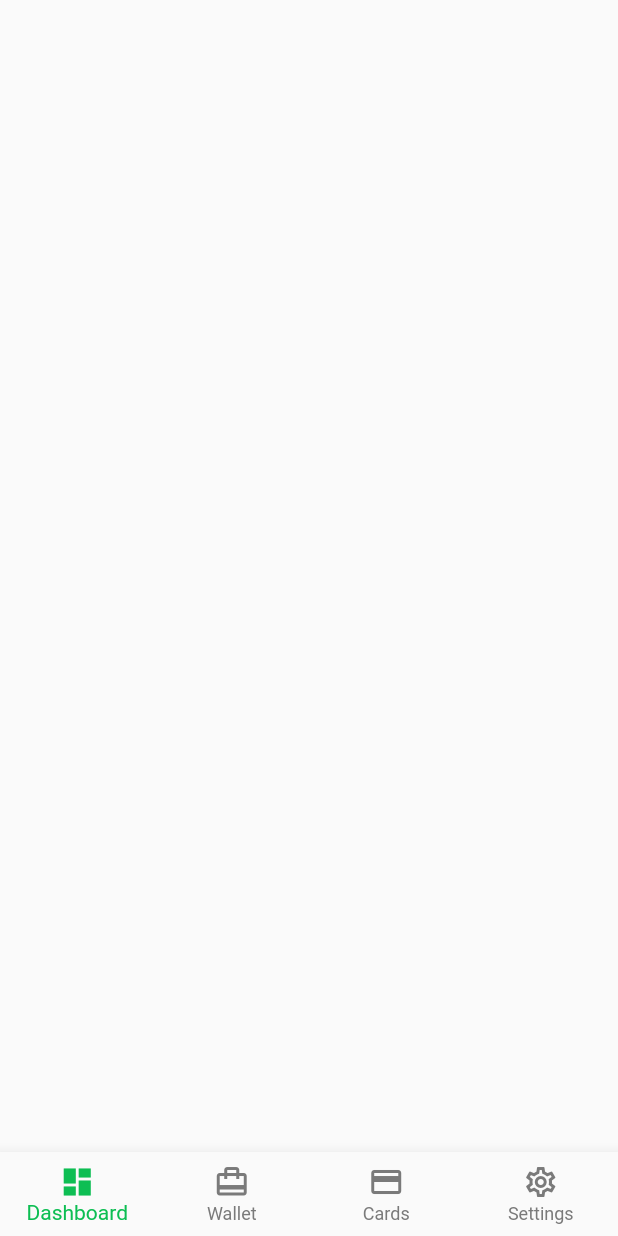
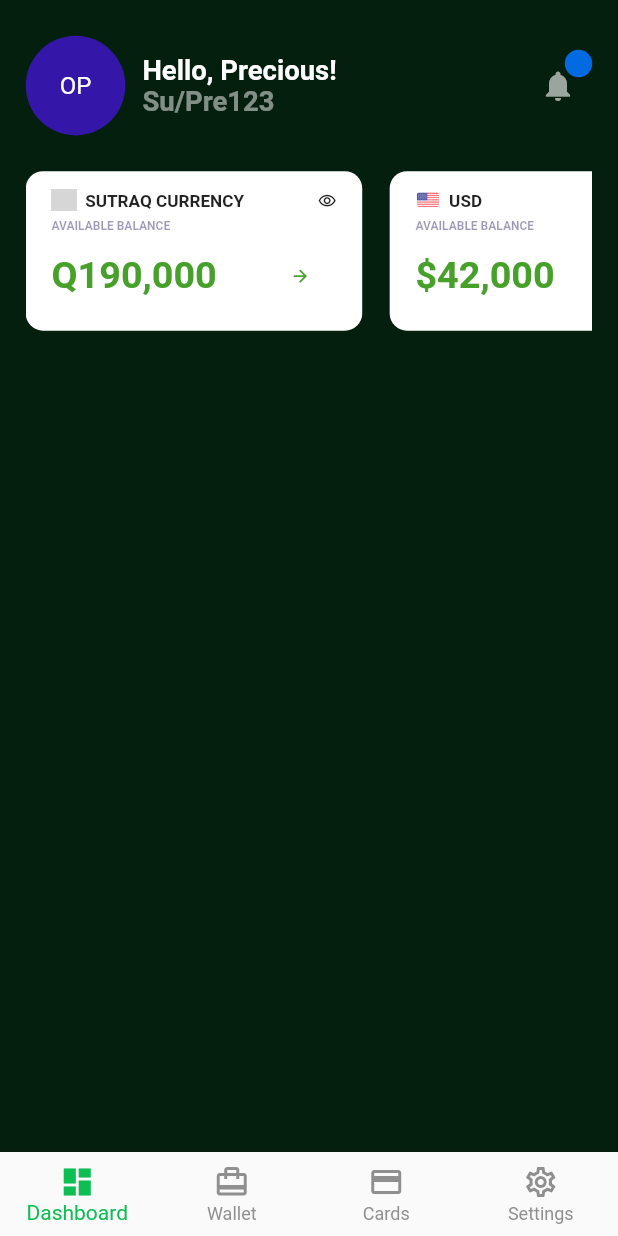
Before and after one commit to Sohag-84/Bank_UI_design, a Flutter app: the BottomNavBarPage screen opened by its route, on a phone screen of 412 x 824 dp. Run offline on Flutter 3.47's test engine with Material 2 defaults, Android fonts, the phone set to English and light mode, and no system bars; our stand-ins replace flutter_screenutil, get; grey boxes are pictures that could not be loaded.

Commit message:
create custom container

```diff
--- a/lib/constant/color.dart
+++ b/lib/constant/color.dart
@@ -1,4 +1,4 @@
-// ignore_for_file: constant_identifier_names
+// ignore_for_file: constant_identifier_names, prefer_const_constructors
 
 import 'package:flutter/material.dart';
 
@@ -24,5 +24,17 @@ class CheckEmailColor {
 
 class BottomNavColor {
   static const Color selectedItemColor = Color(0xFF0DBE53);
-  static const Color unselectedItemColor = Color(0xFF7A7A7A);
+  static Color unselectedItemColor = Color(0xFF7A7A7A).withOpacity(0.84);
 }
+
+class DashboardColor{
+  static const Color bg_color = Color(0xFF051F0E);
+  static const Color containerColor = Colors.white;
+  static const Color textColor = Colors.white;
+  static const Color circleColor = Color(0xFF051F0E);
+  static const Color notificationColor = Color(0xFF046AE1);
+  static const Color sutaraqCurrencyColor = Color(0xFF0A004A);
+  static Color availableBalanceColor = Color(0xFF0A004A).withOpacity(.4);
+  static Color balanceColor = Color(0xFF46A02A);
+  static Color iconColor = Color(0xFF46A02A);
+}
--- a/lib/constant/strings.dart
+++ b/lib/constant/strings.dart
@@ -49,3 +49,10 @@ class EmailCheckText {
 class TipText {
   static const String buttonText = "Got It!";
 }
+
+class DashboardText{
+  static const String welcomeText = "Hello, Precious!";
+  static const String welcomeText2 = "Su/Pre123";
+  static const String surtaqCurrency = "SUTRAQ CURRENCY";
+  static const String availableBalance = "AVAILABLE BALANCE";
+}
--- a/lib/views/dashboard_screen.dart
+++ b/lib/views/dashboard_screen.dart
@@ -1,10 +1,136 @@
+// ignore_for_file: prefer_const_constructors, prefer_const_literals_to_create_immutables
+
+import 'package:bank_ui_design/constant/color.dart';
+import 'package:bank_ui_design/constant/strings.dart';
+import 'package:flutter/cupertino.dart';
 import 'package:flutter/material.dart';
+import 'package:flutter/rendering.dart';
+import 'package:flutter_screenutil/flutter_screenutil.dart';
+
+import '../widgets/custom_container.dart';
 
 class DashboardScreen extends StatelessWidget {
   const DashboardScreen({Key? key}) : super(key: key);
 
   @override
   Widget build(BuildContext context) {
-    return Container();
+    return Scaffold(
+      backgroundColor: DashboardColor.bg_color,
+      body: SafeArea(
+        child: Padding(
+          padding: EdgeInsets.only(left: 15.w, right: 15.w, top: 20.h),
+          child: Column(
+            children: [
+              Row(
+                mainAxisAlignment: MainAxisAlignment.spaceBetween,
+                children: [
+                  SizedBox(
+                    child: Row(
+                      children: [
+                        CircleAvatar(
+                          radius: 29.r,
+                          backgroundColor: Color(0xFF3417A8),
+                          child: Text(
+                            "OP",
+                            style: TextStyle(color: DashboardColor.textColor),
+                          ),
+                        ),
+                        SizedBox(
+                          width: 10.w,
+                        ),
+                        Column(
+                          crossAxisAlignment: CrossAxisAlignment.start,
+                          children: [
+                            Text(
+                              DashboardText.welcomeText,
+                              style: TextStyle(
+                                  color: Colors.white,
+                                  fontSize: 16.sp,
+                                  fontWeight: FontWeight.w600),
+                            ),
+                            Text(
+                              DashboardText.welcomeText2,
+                              style: TextStyle(
+                                  color: Colors.white.withOpacity(0.5),
+                                  fontSize: 16.sp,
+                                  fontWeight: FontWeight.w600),
+                            ),
+                          ],
+                        ),
+                      ],
+                    ),
+                  ),
+                  SizedBox(
+                    height: 40.h,
+                    width: 40.w,
+                    child: SizedBox(
+                      child: Stack(
+                        children: [
+                          Positioned(
+                            child: IconButton(
+                              onPressed: null,
+                              icon: Icon(
+                                Icons.notifications,
+                                color: Colors.white.withOpacity(0.60),
+                              ),
+                            ),
+                          ),
+                          Align(
+                              alignment: Alignment.topRight,
+                              child: CircleAvatar(
+                                radius: 8.r,
+                                backgroundColor:
+                                    DashboardColor.notificationColor,
+                              ))
+                        ],
+                      ),
+                    ),
+                  ),
+                ],
+              ),
+              SizedBox(
+                height: 20.h,
+              ),
+              SizedBox(
+                height: 89.h,
+                child: ListView(
+                  scrollDirection: Axis.horizontal,
+                  children: [
+                    CustomContainer(
+                        image: 'images/splash.png',
+                        title: DashboardText.surtaqCurrency,
+                        balance: 'Q190,000'),
+                    SizedBox(
+                      width: 16.w,
+                    ),
+                    CustomContainer(
+                        image: 'images/usa.png',
+                        title: "USD",
+                        balance: '\$42,000'),
+                    SizedBox(
+                      width: 16.w,
+                    ),
+                    CustomContainer(
+                        image: 'images/bd.png',
+                        title: "BDT",
+                        balance: '৳5190,000'),
+                    SizedBox(
+                      width: 16.w,
+                    ),
+                    CustomContainer(
+                        image: 'images/german.png',
+                        title: DashboardText.surtaqCurrency,
+                        balance: '€230,000'),
+                    SizedBox(
+                      width: 16.w,
+                    ),
+                  ],
+                ),
+              )
+            ],
+          ),
+        ),
+      ),
+    );
   }
 }
--- /dev/null
+++ b/lib/widgets/custom_container.dart
@@ -0,0 +1,103 @@
+// ignore_for_file: prefer_typing_uninitialized_variables, must_be_immutable
+
+import 'package:flutter/material.dart';
+import 'package:flutter_screenutil/flutter_screenutil.dart';
+
+import '../constant/color.dart';
+import '../constant/strings.dart';
+
+class CustomContainer extends StatelessWidget {
+  final image;
+  String title;
+  String balance;
+  CustomContainer(
+      {Key? key,
+      required this.image,
+      required this.title,
+      required this.balance})
+      : super(key: key);
+
+  @override
+  Widget build(BuildContext context) {
+    return Container(
+      height: 89.h,
+      width: 196.w,
+      decoration: BoxDecoration(
+          color: DashboardColor.containerColor,
+          borderRadius: BorderRadius.circular(10.r)),
+      child: Padding(
+        padding: EdgeInsets.only(
+          left: 15.w,
+          right: 15.w,
+          top: 10.h,
+        ),
+        child: Column(
+          crossAxisAlignment: CrossAxisAlignment.start,
+          children: [
+            Row(
+              mainAxisAlignment: MainAxisAlignment.spaceBetween,
+              children: [
+                Row(
+                  children: [
+                    Image.asset(
+                      image,
+                      height: 12.h,
+                      width: 14.h,
+                    ),
+                    SizedBox(
+                      width: 5.w,
+                    ),
+                    Text(
+                      title,
+                      style: TextStyle(
+                        fontWeight: FontWeight.w700,
+                        fontSize: 10.sp,
+                      ),
+                    ),
+                  ],
+                ),
+                Icon(
+                  Icons.remove_red_eye_outlined,
+                  size: 10.5.h,
+                )
+              ],
+            ),
+            SizedBox(
+              height: 5.w,
+            ),
+            Text(
+              DashboardText.availableBalance,
+              style: TextStyle(
+                fontSize: 7.sp,
+                fontWeight: FontWeight.w700,
+                color: DashboardColor.availableBalanceColor,
+              ),
+            ),
+            SizedBox(
+              height: 4.h,
+            ),
+            Row(
+              mainAxisAlignment: MainAxisAlignment.spaceBetween,
+              children: [
+                Text(
+                  balance,
+                  style: TextStyle(
+                    color: DashboardColor.balanceColor,
+                    fontWeight: FontWeight.w700,
+                    fontSize: 22.sp,
+                  ),
+                ),
+                IconButton(
+                  onPressed: null,
+                  icon: Icon(Icons.arrow_forward,
+                      color: DashboardColor.iconColor),
+                  iconSize: 11.h,
+                ),
+              ],
+            )
+          ],
+        ),
+      ),
+    );
+  }
+}
```
Also changed, not shown: images/bd.png (added), images/german.png (added), images/usa.png (added).
